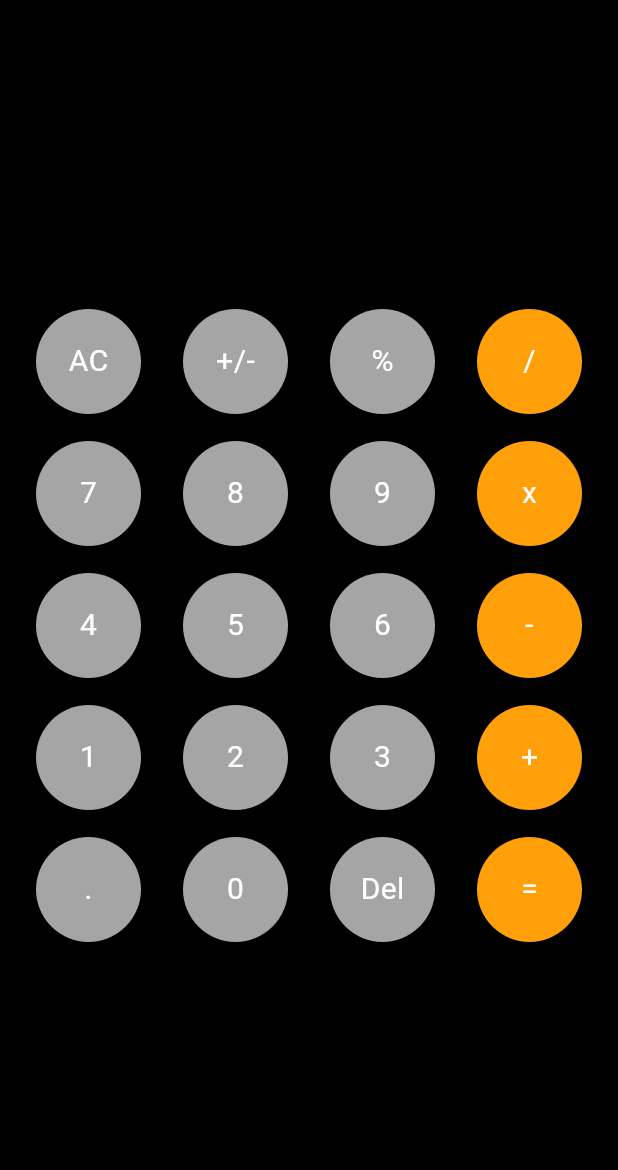
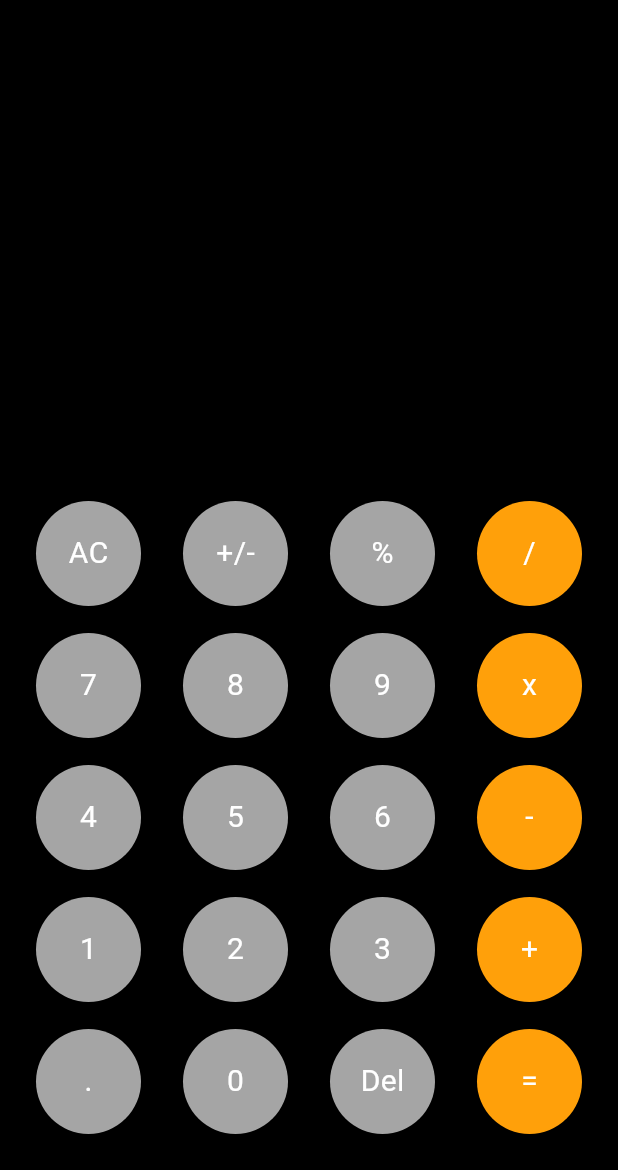
Before and after one commit to ihsanullahkhaniuk/Calculator, a Flutter app: the screen it shows after launch, on a phone screen of 412 x 824 dp, the part 66-1236 px from its top. Run offline on Flutter 3.47's test engine with Material 3 defaults, Android fonts, the phone set to English and light mode, and no system bars; our stand-ins replace math_expressions.

Commit message:
Calculator Done

```diff
--- a/lib/calculator.dart
+++ b/lib/calculator.dart
@@ -69,9 +69,8 @@ class _CalculatorAppState extends State<CalculatorApp> {
                   ],
                 ),
               ),
-              Expanded(
-                flex: 2,
-                child: Column(
+              Spacer(),
+              Column(
                 children: [
                   Row(
                     children: [
@@ -242,7 +241,9 @@ class _CalculatorAppState extends State<CalculatorApp> {
                   ),
                 ],
               ),
-              )
+              SizedBox(
+                height: 10,
+              ),
             ],
           ),
         ),
```
Lines whose indentation alone changed are shown as unchanged.
